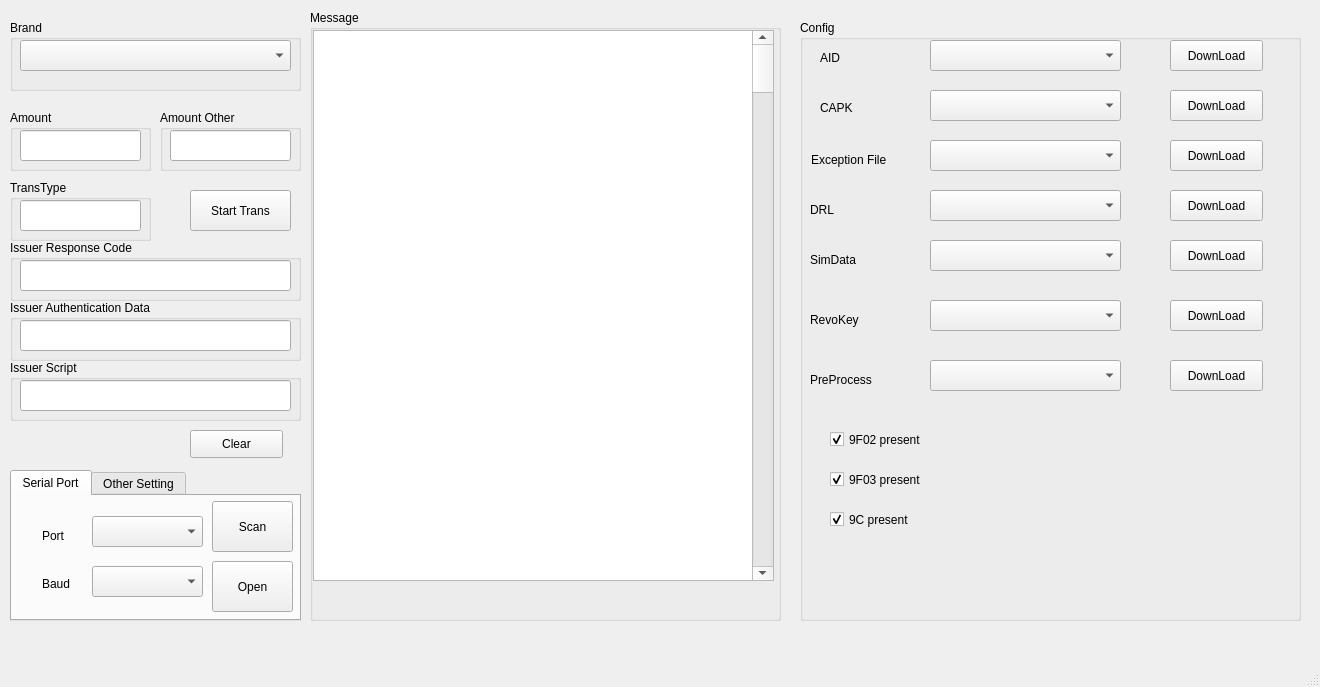
The window that xgd_host.ui (ChairmanYSL/CombineHost) describes before a commit, drawn with Qt 5.
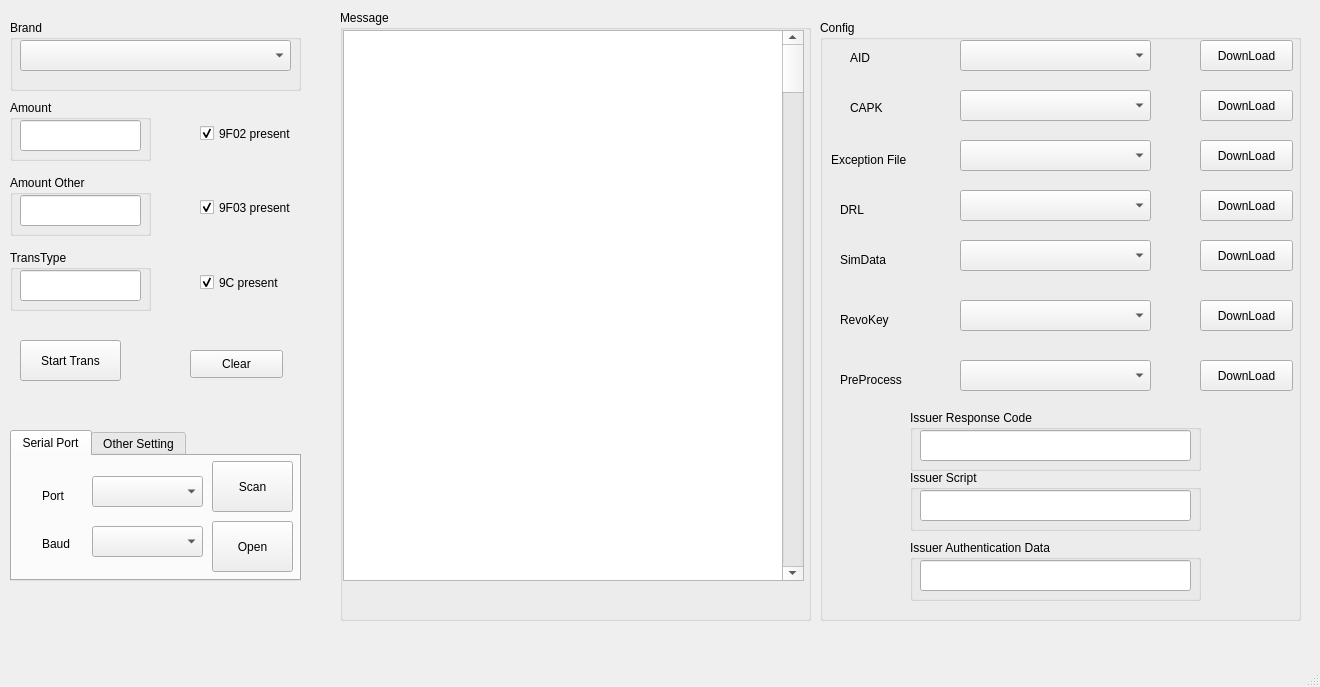
The same window after the commit.

```diff
--- a/xgd_host.ui
+++ b/xgd_host.ui
@@ -17,9 +17,9 @@
    <widget class="QGroupBox" name="groupBox_Config">
     <property name="geometry">
      <rect>
-      <x>800</x>
+      <x>820</x>
       <y>20</y>
-      <width>501</width>
+      <width>481</width>
       <height>601</height>
      </rect>
     </property>
@@ -29,7 +29,7 @@
     <widget class="QComboBox" name="comboBox_AID">
      <property name="geometry">
       <rect>
-       <x>130</x>
+       <x>140</x>
        <y>20</y>
        <width>191</width>
        <height>31</height>
@@ -39,7 +39,7 @@
     <widget class="QLabel" name="label_AID">
      <property name="geometry">
       <rect>
-       <x>20</x>
+       <x>30</x>
        <y>30</y>
        <width>72</width>
        <height>15</height>
@@ -52,7 +52,7 @@
     <widget class="QPushButton" name="pushButton_DownloadAid">
      <property name="geometry">
       <rect>
-       <x>370</x>
+       <x>380</x>
        <y>20</y>
        <width>93</width>
        <height>31</height>
@@ -65,7 +65,7 @@
     <widget class="QLabel" name="label_CAPK">
      <property name="geometry">
       <rect>
-       <x>20</x>
+       <x>30</x>
        <y>80</y>
        <width>72</width>
        <height>15</height>
@@ -78,7 +78,7 @@
     <widget class="QComboBox" name="comboBox_CAPK">
      <property name="geometry">
       <rect>
-       <x>130</x>
+       <x>140</x>
        <y>70</y>
        <width>191</width>
        <height>31</height>
@@ -88,7 +88,7 @@
     <widget class="QPushButton" name="pushButton_DownloadCAPK">
      <property name="geometry">
       <rect>
-       <x>370</x>
+       <x>380</x>
        <y>70</y>
        <width>93</width>
        <height>31</height>
@@ -114,7 +114,7 @@
     <widget class="QComboBox" name="comboBox_ExceptionFile">
      <property name="geometry">
       <rect>
-       <x>130</x>
+       <x>140</x>
        <y>120</y>
        <width>191</width>
        <height>31</height>
@@ -124,7 +124,7 @@
     <widget class="QPushButton" name="pushButton_DownloadExcet">
      <property name="geometry">
       <rect>
-       <x>370</x>
+       <x>380</x>
        <y>120</y>
        <width>93</width>
        <height>31</height>
@@ -137,9 +137,9 @@
     <widget class="QLabel" name="label_DRL">
      <property name="geometry">
       <rect>
-       <x>10</x>
+       <x>20</x>
        <y>180</y>
-       <width>111</width>
+       <width>31</width>
        <height>20</height>
       </rect>
      </property>
@@ -150,7 +150,7 @@
     <widget class="QComboBox" name="comboBox_DRL">
      <property name="geometry">
       <rect>
-       <x>130</x>
+       <x>140</x>
        <y>170</y>
        <width>191</width>
        <height>31</height>
@@ -160,7 +160,7 @@
     <widget class="QPushButton" name="pushButton_DownloadDRL">
      <property name="geometry">
       <rect>
-       <x>370</x>
+       <x>380</x>
        <y>170</y>
        <width>93</width>
        <height>31</height>
@@ -173,9 +173,9 @@
     <widget class="QLabel" name="label_SimData">
      <property name="geometry">
       <rect>
-       <x>10</x>
+       <x>20</x>
        <y>230</y>
-       <width>111</width>
+       <width>61</width>
        <height>20</height>
       </rect>
      </property>
@@ -186,7 +186,7 @@
     <widget class="QComboBox" name="comboBox_SimData">
      <property name="geometry">
       <rect>
-       <x>130</x>
+       <x>140</x>
        <y>220</y>
        <width>191</width>
        <height>31</height>
@@ -196,7 +196,7 @@
     <widget class="QPushButton" name="pushButton_DownloadSimdata">
      <property name="geometry">
       <rect>
-       <x>370</x>
+       <x>380</x>
        <y>220</y>
        <width>93</width>
        <height>31</height>
@@ -209,9 +209,9 @@
     <widget class="QLabel" name="label_RevoKey">
      <property name="geometry">
       <rect>
-       <x>10</x>
+       <x>20</x>
        <y>290</y>
-       <width>111</width>
+       <width>61</width>
        <height>20</height>
       </rect>
      </property>
@@ -222,7 +222,7 @@
     <widget class="QComboBox" name="comboBox_Revokey">
      <property name="geometry">
       <rect>
-       <x>130</x>
+       <x>140</x>
        <y>280</y>
        <width>191</width>
        <height>31</height>
@@ -232,7 +232,7 @@
     <widget class="QPushButton" name="pushButton_DownloadRevokey">
      <property name="geometry">
       <rect>
-       <x>370</x>
+       <x>380</x>
        <y>280</y>
        <width>93</width>
        <height>31</height>
@@ -245,9 +245,9 @@
     <widget class="QLabel" name="label_PreProcess">
      <property name="geometry">
       <rect>
-       <x>10</x>
+       <x>20</x>
        <y>350</y>
-       <width>111</width>
+       <width>81</width>
        <height>20</height>
       </rect>
      </property>
@@ -258,7 +258,7 @@
     <widget class="QComboBox" name="comboBox_PreProcess">
      <property name="geometry">
       <rect>
-       <x>130</x>
+       <x>140</x>
        <y>340</y>
        <width>191</width>
        <height>31</height>
@@ -268,7 +268,7 @@
     <widget class="QPushButton" name="pushButton_DownloadPreprocess">
      <property name="geometry">
       <rect>
-       <x>370</x>
+       <x>380</x>
        <y>340</y>
        <width>93</width>
        <height>31</height>
@@ -278,69 +278,81 @@
       <string>DownLoad</string>
      </property>
     </widget>
-    <widget class="QCheckBox" name="checkBox_Amt">
+    <widget class="QGroupBox" name="groupBox_HostResCode">
      <property name="geometry">
       <rect>
-       <x>30</x>
-       <y>410</y>
-       <width>201</width>
-       <height>19</height>
+       <x>90</x>
+       <y>390</y>
+       <width>291</width>
+       <height>61</height>
       </rect>
      </property>
-     <property name="tabletTracking">
-      <bool>false</bool>
+     <property name="title">
+      <string>Issuer Response Code</string>
      </property>
-     <property name="acceptDrops">
-      <bool>false</bool>
-     </property>
-     <property name="autoFillBackground">
-      <bool>false</bool>
-     </property>
-     <property name="text">
-      <string>9F02 present</string>
-     </property>
-     <property name="checked">
-      <bool>true</bool>
-     </property>
+     <widget class="QLineEdit" name="lineEdit_HostResCode">
+      <property name="geometry">
+       <rect>
+        <x>10</x>
+        <y>20</y>
+        <width>271</width>
+        <height>31</height>
+       </rect>
+      </property>
+     </widget>
     </widget>
-    <widget class="QCheckBox" name="checkBox_AmtOther">
+    <widget class="QGroupBox" name="groupBox_IssuerScript">
      <property name="geometry">
       <rect>
-       <x>30</x>
+       <x>90</x>
        <y>450</y>
-       <width>121</width>
-       <height>19</height>
+       <width>291</width>
+       <height>61</height>
       </rect>
      </property>
-     <property name="text">
-      <string>9F03 present</string>
+     <property name="title">
+      <string>Issuer Script</string>
      </property>
-     <property name="checked">
-      <bool>true</bool>
-     </property>
+     <widget class="QLineEdit" name="lineEdit_IssuerScript">
+      <property name="geometry">
+       <rect>
+        <x>10</x>
+        <y>20</y>
+        <width>271</width>
+        <height>31</height>
+       </rect>
+      </property>
+     </widget>
     </widget>
-    <widget class="QCheckBox" name="checkBox_TransType">
+    <widget class="QGroupBox" name="groupBox_HostAuthData">
      <property name="geometry">
       <rect>
-       <x>30</x>
-       <y>490</y>
-       <width>111</width>
-       <height>19</height>
+       <x>90</x>
+       <y>520</y>
+       <width>291</width>
+       <height>61</height>
       </rect>
      </property>
-     <property name="text">
-      <string>9C present</string>
+     <property name="title">
+      <string>Issuer Authentication Data</string>
      </property>
-     <property name="checked">
-      <bool>true</bool>
-     </property>
+     <widget class="QLineEdit" name="lineEdit_HostAuthData">
+      <property name="geometry">
+       <rect>
+        <x>10</x>
+        <y>20</y>
+        <width>271</width>
+        <height>31</height>
+       </rect>
+      </property>
+     </widget>
     </widget>
    </widget>
    <widget class="QGroupBox" name="groupBox_Amount">
     <property name="geometry">
      <rect>
       <x>10</x>
-      <y>110</y>
+      <y>100</y>
       <width>141</width>
       <height>61</height>
      </rect>
@@ -362,8 +374,8 @@
    <widget class="QGroupBox" name="groupBox_AmtOther">
     <property name="geometry">
      <rect>
-      <x>160</x>
-      <y>110</y>
+      <x>10</x>
+      <y>175</y>
       <width>141</width>
       <height>61</height>
      </rect>
@@ -386,7 +398,7 @@
     <property name="geometry">
      <rect>
       <x>10</x>
-      <y>180</y>
+      <y>250</y>
       <width>141</width>
       <height>61</height>
      </rect>
@@ -408,8 +420,8 @@
    <widget class="QPushButton" name="pushButton_StartTrans">
     <property name="geometry">
      <rect>
-      <x>190</x>
-      <y>190</y>
+      <x>20</x>
+      <y>340</y>
       <width>101</width>
       <height>41</height>
      </rect>
@@ -418,57 +430,11 @@
      <string>Start Trans</string>
     </property>
    </widget>
-   <widget class="QGroupBox" name="groupBox_HostResCode">
-    <property name="geometry">
-     <rect>
-      <x>10</x>
-      <y>240</y>
-      <width>291</width>
-      <height>61</height>
-     </rect>
-    </property>
-    <property name="title">
-     <string>Issuer Response Code</string>
-    </property>
-    <widget class="QLineEdit" name="lineEdit_HostResCode">
-     <property name="geometry">
-      <rect>
-       <x>10</x>
-       <y>20</y>
-       <width>271</width>
-       <height>31</height>
-      </rect>
-     </property>
-    </widget>
-   </widget>
-   <widget class="QGroupBox" name="groupBox_IssuerScript">
-    <property name="geometry">
-     <rect>
-      <x>10</x>
-      <y>360</y>
-      <width>291</width>
-      <height>61</height>
-     </rect>
-    </property>
-    <property name="title">
-     <string>Issuer Script</string>
-    </property>
-    <widget class="QLineEdit" name="lineEdit_IssuerScript">
-     <property name="geometry">
-      <rect>
-       <x>10</x>
-       <y>20</y>
-       <width>271</width>
-       <height>31</height>
-      </rect>
-     </property>
-    </widget>
-   </widget>
    <widget class="QPushButton" name="pushButton_ClrMessage">
     <property name="geometry">
      <rect>
       <x>190</x>
-      <y>430</y>
+      <y>350</y>
       <width>93</width>
       <height>28</height>
      </rect>
@@ -481,7 +447,7 @@
     <property name="geometry">
      <rect>
       <x>10</x>
-      <y>470</y>
+      <y>430</y>
       <width>291</width>
       <height>151</height>
      </rect>
@@ -575,7 +541,7 @@
    <widget class="QGroupBox" name="groupBox_Message">
     <property name="geometry">
      <rect>
-      <x>310</x>
+      <x>340</x>
       <y>10</y>
       <width>471</width>
       <height>611</height>
@@ -631,28 +597,68 @@
      </property>
     </widget>
    </widget>
-   <widget class="QGroupBox" name="groupBox_HostAuthData">
+   <widget class="QCheckBox" name="checkBox_Amt">
     <property name="geometry">
      <rect>
-      <x>10</x>
-      <y>300</y>
-      <width>291</width>
-      <height>61</height>
+      <x>200</x>
+      <y>118</y>
+      <width>121</width>
+      <height>31</height>
      </rect>
     </property>
-    <property name="title">
-     <string>Issuer Authentication Data</string>
+    <property name="tabletTracking">
+     <bool>false</bool>
     </property>
-    <widget class="QLineEdit" name="lineEdit_HostAuthData">
-     <property name="geometry">
-      <rect>
-       <x>10</x>
-       <y>20</y>
-       <width>271</width>
-       <height>31</height>
-      </rect>
-     </property>
-    </widget>
+    <property name="acceptDrops">
+     <bool>false</bool>
+    </property>
+    <property name="autoFillBackground">
+     <bool>false</bool>
+    </property>
+    <property name="text">
+     <string>9F02 present</string>
+    </property>
+    <property name="iconSize">
+     <size>
+      <width>30</width>
+      <height>30</height>
+     </size>
+    </property>
+    <property name="checked">
+     <bool>true</bool>
+    </property>
+   </widget>
+   <widget class="QCheckBox" name="checkBox_AmtOther">
+    <property name="geometry">
+     <rect>
+      <x>200</x>
+      <y>198</y>
+      <width>121</width>
+      <height>19</height>
+     </rect>
+    </property>
+    <property name="text">
+     <string>9F03 present</string>
+    </property>
+    <property name="checked">
+     <bool>true</bool>
+    </property>
+   </widget>
+   <widget class="QCheckBox" name="checkBox_TransType">
+    <property name="geometry">
+     <rect>
+      <x>200</x>
+      <y>273</y>
+      <width>111</width>
+      <height>19</height>
+     </rect>
+    </property>
+    <property name="text">
+     <string>9C present</string>
+    </property>
+    <property name="checked">
+     <bool>true</bool>
+    </property>
    </widget>
   </widget>
   <widget class="QMenuBar" name="menubar">
```
